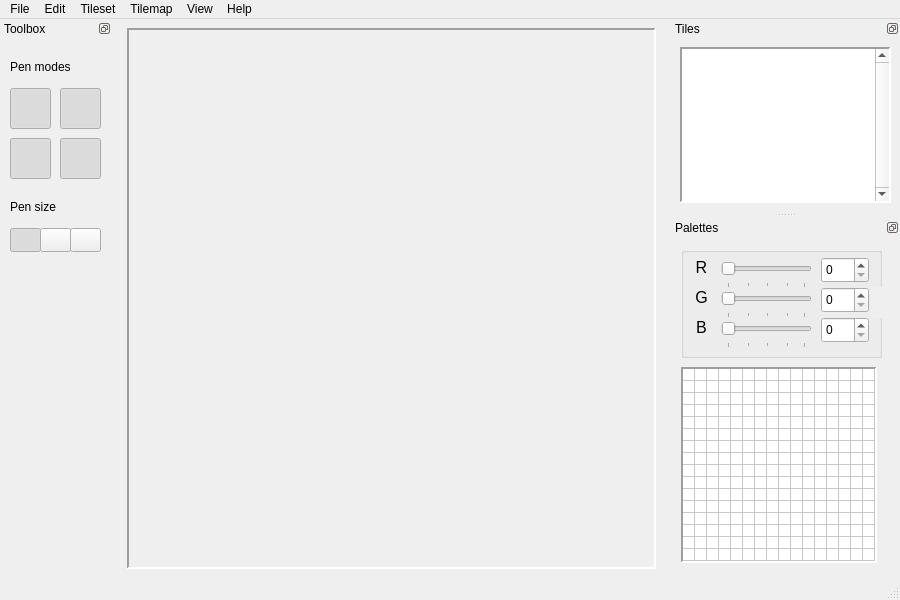
Before: the Qt Designer form mainwindow.ui in LoxoSoftware/RetroMap, drawn with Qt 5.
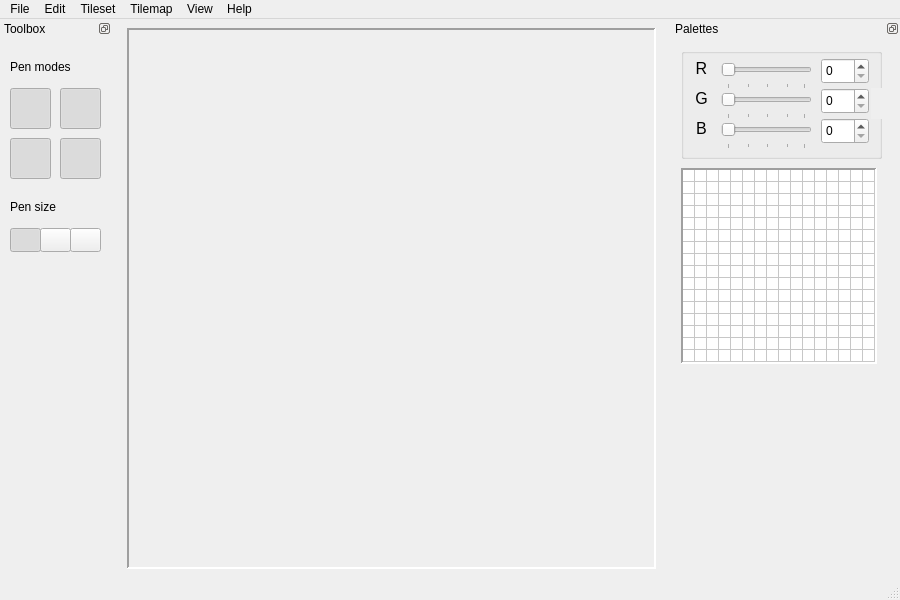
After: the same form once the commit is applied. Icons and pictures are not drawn.

Commit message: Bring the tile picker into a separate class

Patch:
```diff
--- a/mainwindow.ui
+++ b/mainwindow.ui
@@ -381,132 +381,6 @@
     </widget>
    </widget>
   </widget>
-  <widget class="QDockWidget" name="dckTiles">
-   <property name="sizePolicy">
-    <sizepolicy hsizetype="Preferred" vsizetype="Maximum">
-     <horstretch>0</horstretch>
-     <verstretch>0</verstretch>
-    </sizepolicy>
-   </property>
-   <property name="minimumSize">
-    <size>
-     <width>216</width>
-     <height>185</height>
-    </size>
-   </property>
-   <property name="features">
-    <set>QDockWidget::DockWidgetFeature::DockWidgetFloatable|QDockWidget::DockWidgetFeature::DockWidgetMovable</set>
-   </property>
-   <property name="allowedAreas">
-    <set>Qt::DockWidgetArea::AllDockWidgetAreas</set>
-   </property>
-   <property name="windowTitle">
-    <string>Tiles</string>
-   </property>
-   <attribute name="dockWidgetArea">
-    <number>2</number>
-   </attribute>
-   <widget class="QWidget" name="dockWidgetContents_2">
-    <layout class="QGridLayout" name="gridLayout_3">
-     <item row="0" column="1">
-      <widget class="QTableWidget" name="tblTiles">
-       <property name="font">
-        <font>
-         <pointsize>6</pointsize>
-         <bold>true</bold>
-        </font>
-       </property>
-       <property name="frameShape">
-        <enum>QFrame::Shape::Panel</enum>
-       </property>
-       <property name="frameShadow">
-        <enum>QFrame::Shadow::Sunken</enum>
-       </property>
-       <property name="lineWidth">
-        <number>2</number>
-       </property>
-       <property name="verticalScrollBarPolicy">
-        <enum>Qt::ScrollBarPolicy::ScrollBarAlwaysOn</enum>
-       </property>
-       <property name="horizontalScrollBarPolicy">
-        <enum>Qt::ScrollBarPolicy::ScrollBarAlwaysOff</enum>
-       </property>
-       <property name="autoScroll">
-        <bool>false</bool>
-       </property>
-       <property name="editTriggers">
-        <set>QAbstractItemView::EditTrigger::NoEditTriggers</set>
-       </property>
-       <property name="dragEnabled">
-        <bool>true</bool>
-       </property>
-       <property name="dragDropMode">
-        <enum>QAbstractItemView::DragDropMode::NoDragDrop</enum>
-       </property>
-       <property name="defaultDropAction">
-        <enum>Qt::DropAction::TargetMoveAction</enum>
-       </property>
-       <property name="alternatingRowColors">
-        <bool>true</bool>
-       </property>
-       <property name="selectionMode">
-        <enum>QAbstractItemView::SelectionMode::SingleSelection</enum>
-       </property>
-       <property name="showGrid">
-        <bool>false</bool>
-       </property>
-       <property name="gridStyle">
-        <enum>Qt::PenStyle::DashLine</enum>
-       </property>
-       <property name="wordWrap">
-        <bool>false</bool>
-       </property>
-       <property name="cornerButtonEnabled">
-        <bool>false</bool>
-       </property>
-       <property name="rowCount">
-        <number>0</number>
-       </property>
-       <property name="columnCount">
-        <number>8</number>
-       </property>
-       <attribute name="horizontalHeaderVisible">
-        <bool>false</bool>
-       </attribute>
-       <attribute name="horizontalHeaderMinimumSectionSize">
-        <number>16</number>
-       </attribute>
-       <attribute name="horizontalHeaderDefaultSectionSize">
-        <number>24</number>
-       </attribute>
-       <attribute name="horizontalHeaderHighlightSections">
-        <bool>false</bool>
-       </attribute>
-       <attribute name="verticalHeaderVisible">
-        <bool>false</bool>
-       </attribute>
-       <attribute name="verticalHeaderMinimumSectionSize">
-        <number>16</number>
-       </attribute>
-       <attribute name="verticalHeaderDefaultSectionSize">
-        <number>24</number>
-       </attribute>
-       <attribute name="verticalHeaderHighlightSections">
-        <bool>false</bool>
-       </attribute>
-       <column/>
-       <column/>
-       <column/>
-       <column/>
-       <column/>
-       <column/>
-       <column/>
-       <column/>
-      </widget>
-     </item>
-    </layout>
-   </widget>
-  </widget>
   <widget class="QDockWidget" name="dckPalette">
    <property name="sizePolicy">
     <sizepolicy hsizetype="Preferred" vsizetype="Minimum">
```
Left out of the diff: 10 changed lines with no effect on the pictures. The commit also changes 6 other files.
